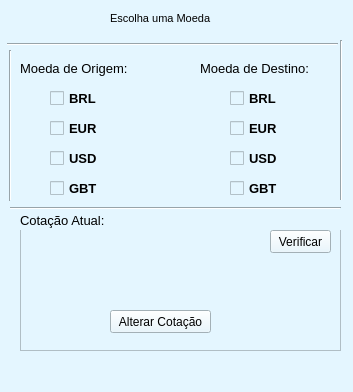
Qt form Cotacao.ui (bruno41bruno/InterfaceMySql) before a commit.
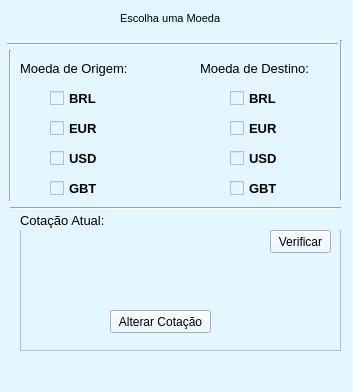
The same form after that commit.

Diff of the .ui file:
```diff
--- a/Cotacao.ui
+++ b/Cotacao.ui
@@ -43,7 +43,7 @@
    <widget class="QLabel" name="label">
     <property name="geometry">
      <rect>
-      <x>110</x>
+      <x>120</x>
       <y>10</y>
       <width>101</width>
       <height>16</height>
```
